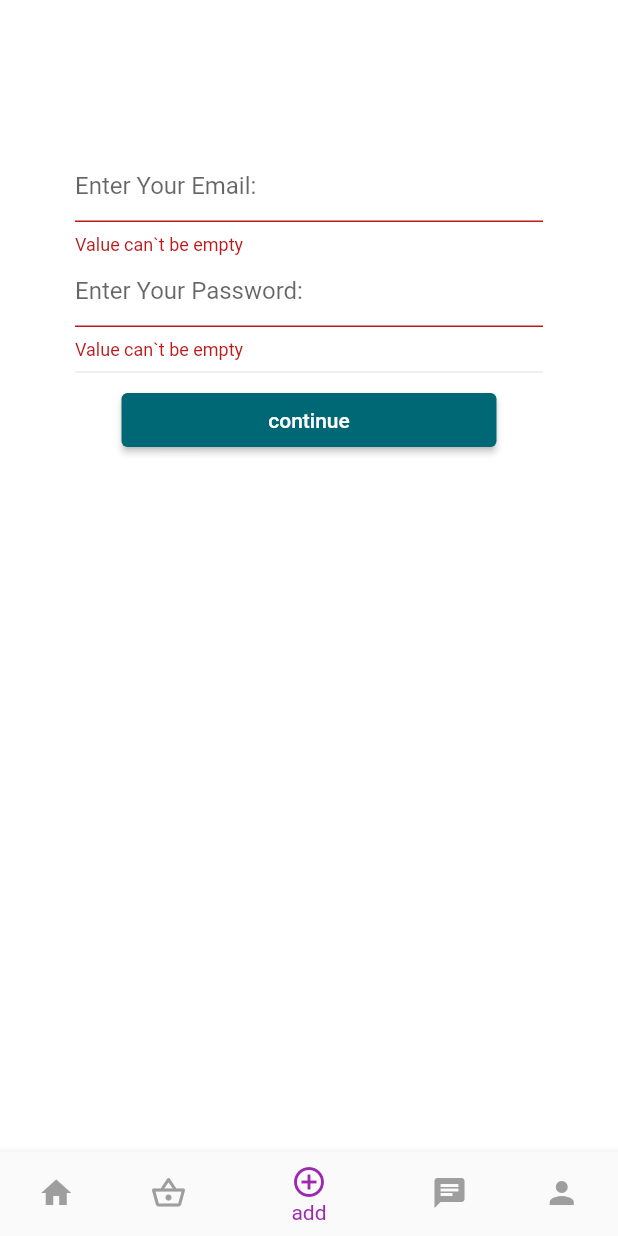
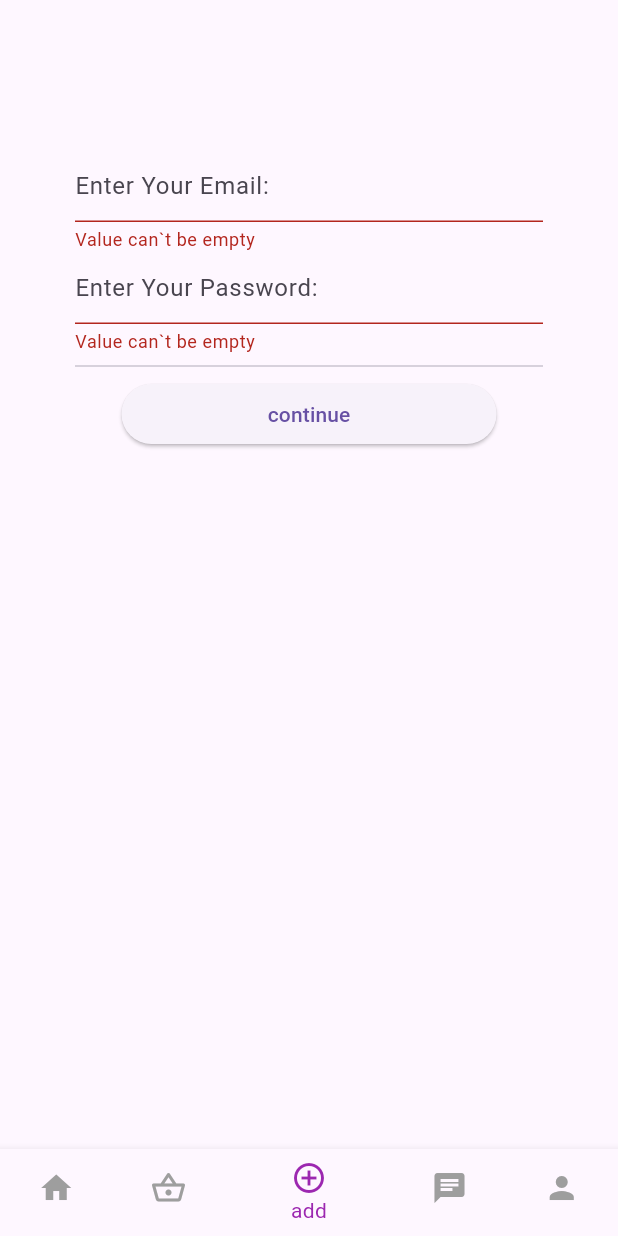
Before and after one commit to mm-zakaria/foodapp, a Flutter app: the screen it shows after launch, item 3 of the bottom bar chosen, on a phone screen of 412 x 824 dp. Run offline on Flutter 3.47's test engine with Material 3 defaults, Android fonts, the phone set to English and light mode, and no system bars; our stand-ins replace fluttertoast, google_fonts.

Commit message:
changed application fonts

```diff
--- a/food/lib/main.dart
+++ b/food/lib/main.dart
@@ -4,6 +4,7 @@ import 'package:flutter/cupertino.dart';
 import 'package:flutter/material.dart';
 import 'package:food/bottom-nav-controller.dart';
 import 'package:food/second_screen.dart';
+import 'package:google_fonts/google_fonts.dart';
 
 void main() {
   runApp(const MyApp());
@@ -19,9 +20,12 @@ class MyApp extends StatelessWidget {
       debugShowCheckedModeBanner: false,
       title: 'Flutter Demo',
       theme: ThemeData(
-        colorScheme: ColorScheme.fromSeed(seedColor: Colors.white),
-        scaffoldBackgroundColor: Colors.white,
-        useMaterial3: false,
+        textTheme: GoogleFonts.akayaTelivigalaTextTheme(
+          Theme.of(context).textTheme.apply()
+        )
+        // colorScheme: ColorScheme.fromSeed(seedColor: Colors.white),
+        // scaffoldBackgroundColor: Colors.white,
+        // useMaterial3: false,
       ),
       routes: {
         '/splash': (_) => Splash(),
--- a/food/lib/pages/home.dart
+++ b/food/lib/pages/home.dart
@@ -61,7 +61,7 @@ class Home extends StatelessWidget {
                                 alignment: Alignment.bottomRight,
                                 child: Image.asset(
                                   'assets/photo.png',
-                                  width: 63,
+                                  width: 50,
                                 )),
                           ],
                         ),
@@ -92,7 +92,7 @@ class Home extends StatelessWidget {
                                 alignment: Alignment.bottomRight,
                                 child: Image.asset(
                                   'assets/photo.png',
-                                  width: 60,
+                                  width: 50,
                                 )),
                           ],
                         ),
@@ -123,7 +123,7 @@ class Home extends StatelessWidget {
                                 alignment: Alignment.bottomRight,
                                 child: Image.asset(
                                   'assets/photo.png',
-                                  width: 60,
+                                  width: 50,
                                 )),
                           ],
                         ),
--- a/food/pubspec.yaml
+++ b/food/pubspec.yaml
@@ -37,6 +37,7 @@ dependencies:
   # Use with the CupertinoIcons class for iOS style icons.
   cupertino_icons: ^1.0.6
   fluttertoast: ^8.2.6
+  google_fonts: ^6.2.1
 
 dev_dependencies:
   flutter_test:
```
Also changed, not shown: food/pubspec.lock, 1 other file.
